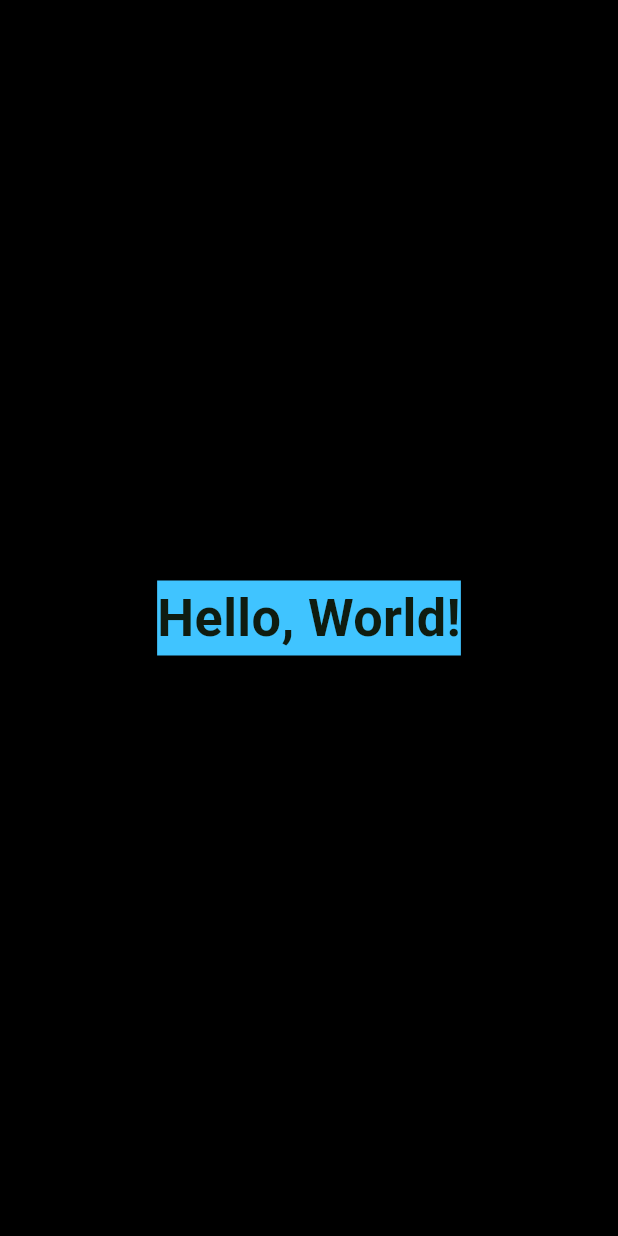
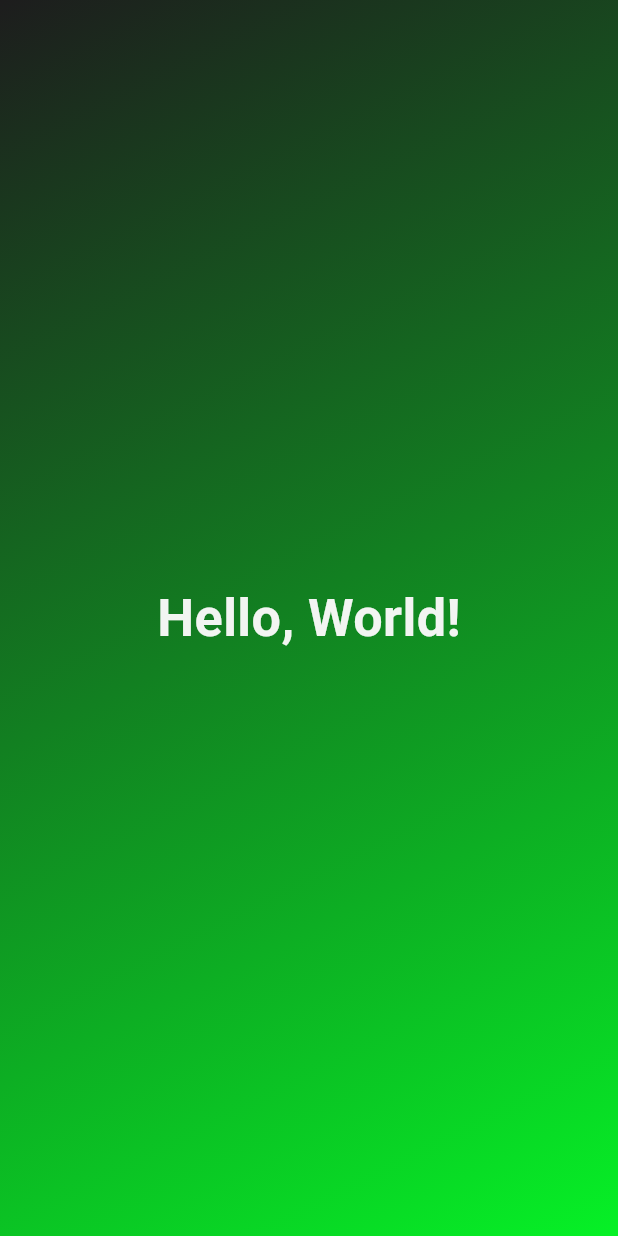
Before and after one commit to IBRAHIM00675/Flutter_application_1, a Flutter app: the screen it shows after launch, on a phone screen of 412 x 824 dp. Run offline on Flutter 3.47's test engine with Material 3 defaults, Android fonts, the phone set to English and light mode, and no system bars.

Commit message:
seperated concerns

```diff
--- /dev/null
+++ b/lib/gradient_container.dart
@@ -0,0 +1,26 @@
+import 'package:flutter/material.dart';
+import 'package:flutter_application_1/styled_text.dart';
+
+
+class GradientContainer extends StatelessWidget {
+ const GradientContainer({super.key});
+
+    @override
+  Widget build( context) {
+
+    return Container(
+          decoration:  BoxDecoration(
+            gradient: LinearGradient(colors: [
+              Color.fromARGB(238, 13, 13, 13),
+               Color.fromARGB(255, 6, 241, 38)],
+               begin: Alignment.topLeft,
+               end: Alignment.bottomRight,
+
+               )
+               ),
+          child: Center(
+              child: StyledText(),
+            ),
+        );
+  }
+}
--- /dev/null
+++ b/lib/styled_text.dart
@@ -0,0 +1,17 @@
+import 'package:flutter/material.dart';
+
+class StyledText extends StatelessWidget {
+  const StyledText({super.key});
+  @override
+  Widget build( context) {
+
+    return Text('Hello, World!',
+                style: TextStyle(
+                  fontSize: 34.8,
+                  fontWeight: FontWeight.bold,
+                  color: Color.fromARGB(255, 242, 245, 242),
+                ),
+              );
+
+  }
+}
```
Also changed, not shown: lib/main.dart (+5 -16 lines).
